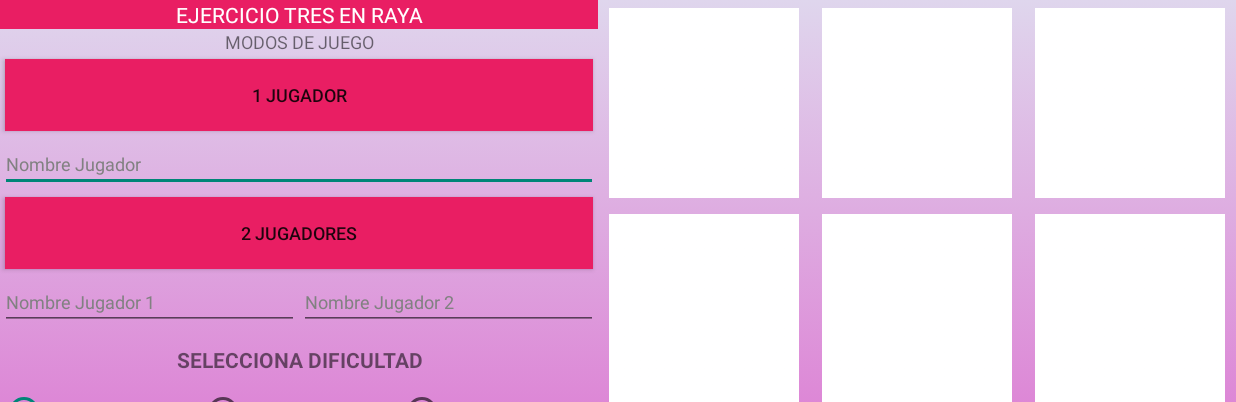
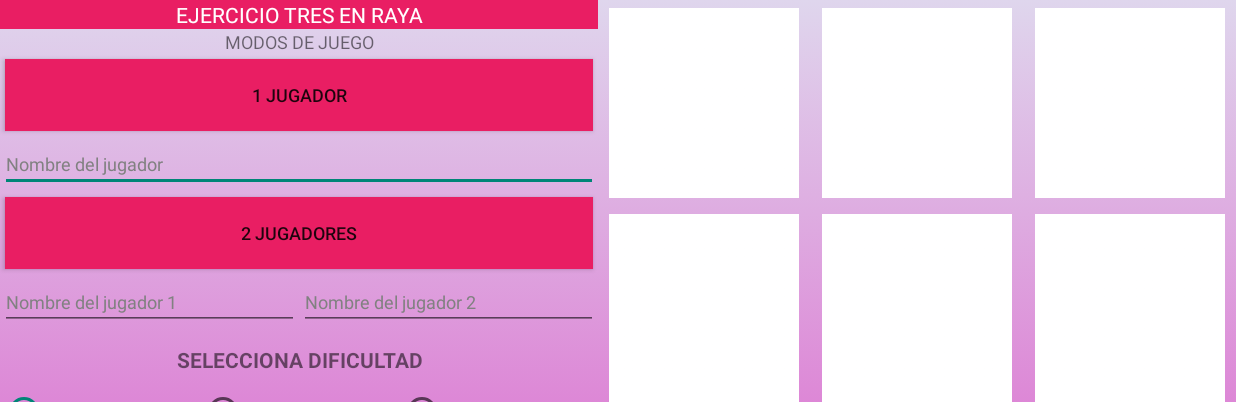
Before and after one commit to Victorse9/TresenRaya, an Android app: the screen it shows after launch (MainActivity), on a phone screen of 824 x 412 dp (held sideways). Shown: the top 402 px of the screen. Run offline under Robolectric (Android 15) with nearby library versions, the phone set to English and light mode, and no system bars.

```diff
--- a/app/src/main/res/layout/activity_main.xml
+++ b/app/src/main/res/layout/activity_main.xml
@@ -19,7 +19,7 @@
             android:layout_height="wrap_content"
             android:background="#E91E63"
             android:gravity="center"
-            android:text="EJERCICIO TRES EN RAYA"
+            android:text="@string/textView"
             android:textColor="#FFFFFF" />
 
         <TextView
@@ -27,7 +27,7 @@
             android:layout_width="match_parent"
             android:layout_height="wrap_content"
             android:gravity="center"
-            android:text="MODOS DE JUEGO"
+            android:text="@string/textView2"
             android:textSize="12sp" />
 
         <LinearLayout
@@ -42,7 +42,7 @@
                 android:layout_margin="3dp"
                 android:background="#E91E63"
                 android:onClick="Jugar"
-                android:text="1 JUGADOR"
+                android:text="@string/unjugador"
                 android:textSize="12sp"
                 app:backgroundTint="#E91E63" />
 
@@ -51,7 +51,7 @@
                 android:layout_width="match_parent"
                 android:layout_height="wrap_content"
                 android:ems="10"
-                android:hint="Nombre Jugador"
+                android:hint="@string/txtJugador"
                 android:inputType="textPersonName"
                 android:textColorHint="#818181"
                 android:textSize="12sp" />
@@ -63,7 +63,7 @@
                 android:layout_margin="3dp"
                 android:layout_weight="1"
                 android:background="#E91E63"
-                android:text="2 JUGADORES"
+                android:text="@string/dosjugadores"
                 android:textSize="12sp"
                 app:backgroundTint="#E91E63" />
 
@@ -78,7 +78,7 @@
                     android:layout_height="wrap_content"
                     android:layout_weight="1"
                     android:ems="2"
-                    android:hint="Nombre Jugador 1"
+                    android:hint="@string/txtJugador1"
                     android:inputType="textPersonName"
                     android:textColorHint="#818181"
                     android:textSize="12sp" />
@@ -89,7 +89,7 @@
                     android:layout_height="wrap_content"
                     android:layout_weight="1"
                     android:ems="2"
-                    android:hint="Nombre Jugador 2"
+                    android:hint="@string/txtJugador2"
                     android:inputType="textPersonName"
                     android:textColorHint="#818181"
                     android:textSize="12sp" />
@@ -108,7 +108,7 @@
                     android:layout_height="wrap_content"
                     android:layout_weight="1"
                     android:gravity="center"
-                    android:text="SELECCIONA DIFICULTAD"
+                    android:text="@string/textView3"
                     android:textStyle="bold" />
             </LinearLayout>
 
@@ -128,7 +128,7 @@
                 android:layout_gravity="center"
                 android:layout_weight="1"
                 android:gravity="center"
-                android:text="Fácil"
+                android:text="@string/rFacil"
                 android:textSize="12sp" />
 
             <RadioButton
@@ -138,7 +138,7 @@
                 android:layout_gravity="center"
                 android:layout_weight="1"
                 android:gravity="center"
-                android:text="Difícil"
+                android:text="@string/rDifícil"
                 android:textSize="12sp" />
 
             <RadioButton
@@ -148,7 +148,7 @@
                 android:layout_gravity="center"
                 android:layout_weight="1"
                 android:gravity="center"
-                android:text="Extremo"
+                android:text="@string/rExtremo"
                 android:textSize="12sp" />
 
         </RadioGroup>
@@ -169,7 +169,7 @@
                 android:background="#E91E63"
                 android:onClick="irPartidas"
                 android:padding="5dp"
-                android:text="Partidas"
+                android:text="@string/partidas"
                 android:textSize="12sp"
                 app:backgroundTint="#E91E63" />
 
@@ -183,12 +183,12 @@
                 android:background="#E91E63"
                 android:onClick="irRanking"
                 android:padding="5dp"
-                android:text="Ranking"
+                android:text="@string/ranking"
                 android:textSize="12sp"
                 app:backgroundTint="#E91E63" />
 
             <Button
-                android:id="@+id/ranking2"
+                android:id="@+id/mute"
                 android:layout_width="wrap_content"
                 android:layout_height="40dp"
                 android:layout_gravity="center"
@@ -197,7 +197,7 @@
                 android:background="#E91E63"
                 android:onClick="musicaAmbiente"
                 android:padding="5dp"
-                android:text="Mute"
+                android:text="@string/mute"
                 android:textSize="12sp"
                 app:backgroundTint="#E91E63" />
 
--- a/app/src/main/res/layout/activity_ranking.xml
+++ b/app/src/main/res/layout/activity_ranking.xml
@@ -19,7 +19,7 @@
             android:layout_height="wrap_content"
             android:layout_weight="1"
             android:gravity="center"
-            android:text="USUARIO"
+            android:text="@string/textView8"
             android:textColor="#673AB7"
             android:textSize="16sp"
             android:textStyle="bold" />
@@ -30,7 +30,7 @@
             android:layout_height="wrap_content"
             android:layout_weight="1"
             android:gravity="center"
-            android:text="PARTIDAS"
+            android:text="@string/textView9"
             android:textColor="#673AB7"
             android:textSize="16sp"
             android:textStyle="bold" />
@@ -41,7 +41,7 @@
             android:layout_height="wrap_content"
             android:layout_weight="1"
             android:gravity="center"
-            android:text="PUNTOS"
+            android:text="@string/textView10"
             android:textColor="#673AB7"
             android:textSize="16sp"
             android:textStyle="bold" />
--- a/app/src/main/res/values/strings.xml
+++ b/app/src/main/res/values/strings.xml
@@ -1,3 +1,24 @@
 <resources>
     <string name="app_name">Tres en Raya</string>
+    <string name="textView8">USUARIO</string>
+    <string name="textView9">PARTIDAS</string>
+    <string name="textView10">PUNTOS</string>
+    <string name="textView4">JUGADOR 1</string>
+    <string name="textView5">JUGADOR 2</string>
+    <string name="textView6">DIFICULTAD</string>
+    <string name="textView7">RESULTADO</string>
+    <string name="textView">EJERCICIO TRES EN RAYA</string>
+    <string name="textView2">MODOS DE JUEGO</string>
+    <string name="txtJugador">Nombre del jugador</string>
+    <string name="txtJugador1">Nombre del jugador 1</string>
+    <string name="txtJugador2">Nombre del jugador 2</string>
+    <string name="unjugador">1 JUGADOR</string>
+    <string name="dosjugadores">2 JUGADORES</string>
+    <string name="textView3">SELECCIONA DIFICULTAD</string>
+    <string name="rFacil">Fácil</string>
+    <string name="rDifícil">Difícil</string>
+    <string name="rExtremo">Extremo</string>
+    <string name="partidas">PARTIDAS</string>
+    <string name="ranking">RANKING</string>
+    <string name="mute">MUTE</string>
 </resources>
```
Also changed, not shown: app/src/main/res/layout/activity_partidas.xml (+4 -4 lines), 1 other file.
